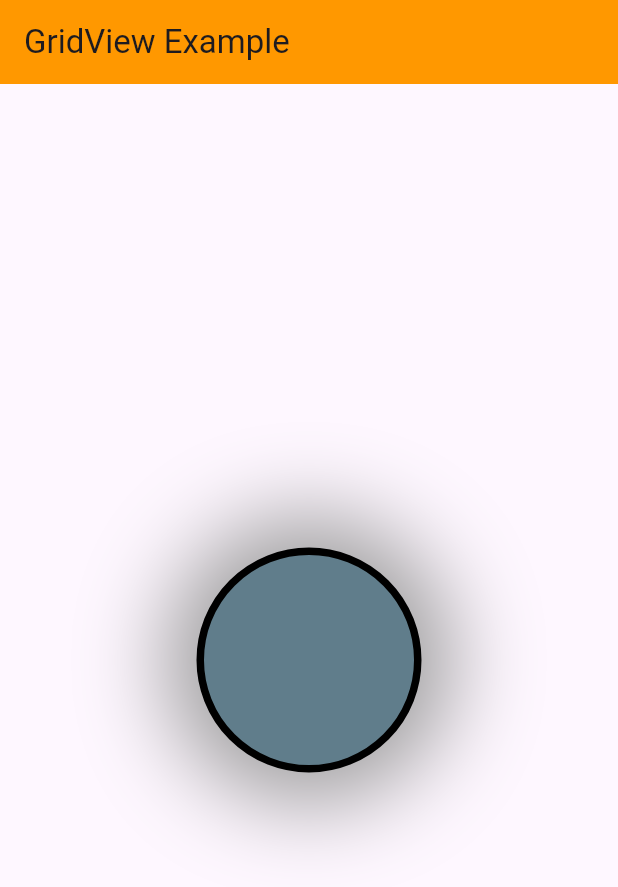
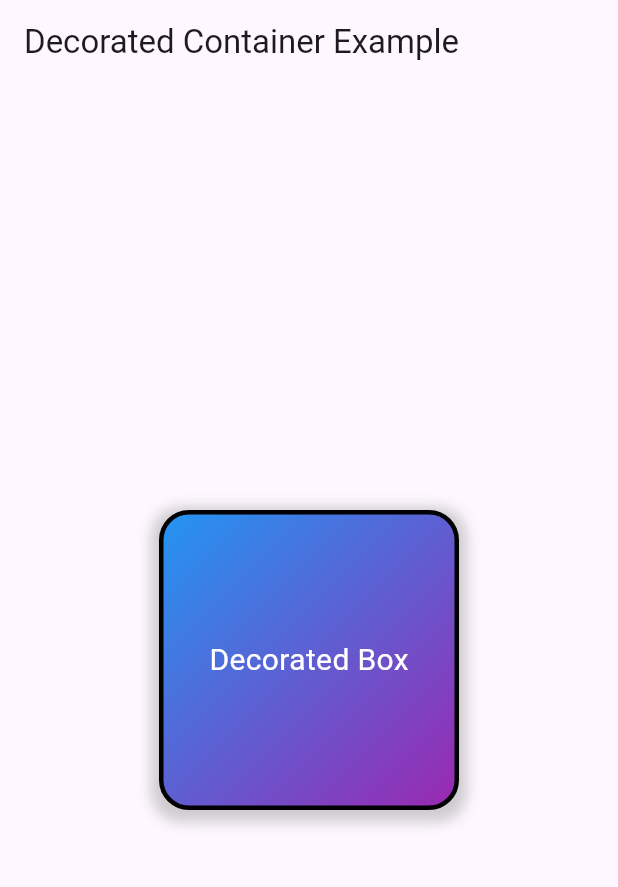
Before and after one commit to sazal11/Flutter_Basic, a Flutter app: the screen it shows after launch, on a phone screen of 412 x 824 dp. Shown: the top 887 px of the screen. Run offline on Flutter 3.47's test engine with Material 3 defaults, Android fonts, the phone set to English and light mode, and no system bars.

Commit message:
Decorated Container Example

```diff
--- a/lib/main.dart
+++ b/lib/main.dart
@@ -3,7 +3,7 @@ import 'dart:async';
 import 'package:flutter/material.dart';
 
 void main() {
-  runApp(const AddingDecorationExample());
+  runApp(const DecoratedContainerExample());
 }
 
 class MyApp extends StatelessWidget {
@@ -1095,3 +1095,49 @@ class AddingDecorationExample extends StatelessWidget {
     );
   }
 }
+
+class DecoratedContainerExample extends StatelessWidget {
+  const DecoratedContainerExample({super.key});
+
+  @override
+  Widget build(BuildContext context) {
+    return MaterialApp(
+      home: Scaffold(
+        appBar: AppBar(title: Text('Decorated Container Example')),
+        body: Center(
+          child: Container(
+            width: 200,
+            height: 200,
+            decoration: BoxDecoration(
+              color: Colors.blue, // Background color
+              border: Border.all(
+                color: Colors.black,
+                width: 3, // Border width
+              ),
+              borderRadius: BorderRadius.circular(20), // Rounded corners
+              boxShadow: [
+                BoxShadow(
+                  color: Colors.grey.withOpacity(0.5),
+                  spreadRadius: 5,
+                  blurRadius: 7,
+                  offset: Offset(0, 3), // Shadow position
+                ),
+              ],
+              gradient: LinearGradient(
+                colors: [Colors.blue, Colors.purple], // Gradient colors
+                begin: Alignment.topLeft,
+                end: Alignment.bottomRight,
+              ),
+            ),
+            child: Center(
+              child: Text(
+                'Decorated Box',
+                style: TextStyle(color: Colors.white, fontSize: 20),
+              ),
+            ),
+          ),
+        ),
+      ),
+    );
+  }
+}
```
